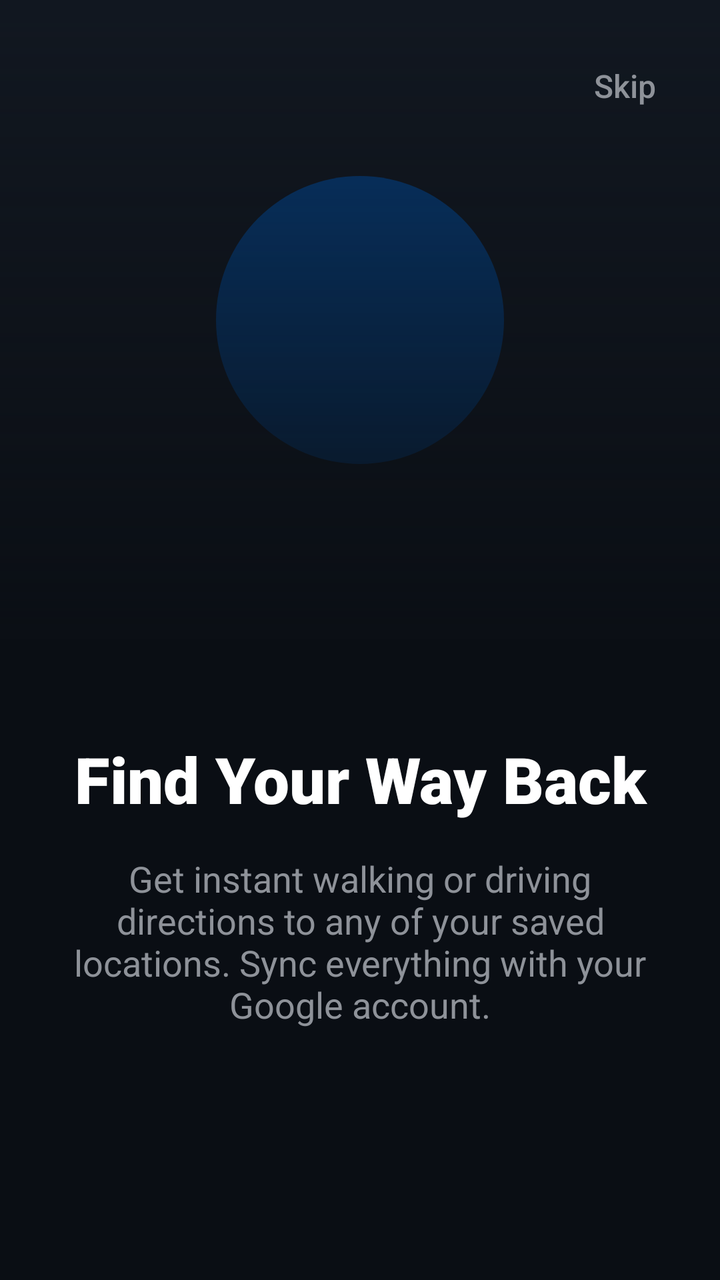
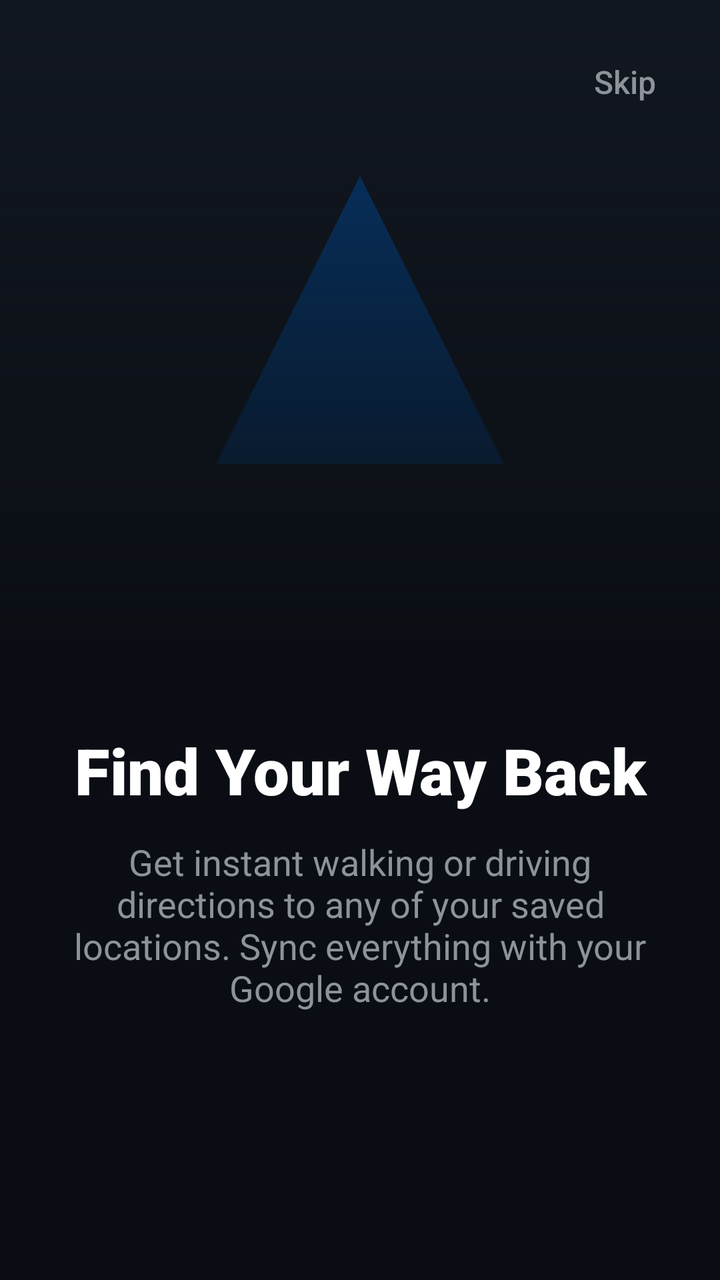

The first picture is an Android layout as it rendered before a commit; the second is the same layout after the commit. The layout source and the unified diff follow.
<!-- AndroidManifest.xml: application theme Theme.WhereIsMyCar -->
<!-- res/layout/item_onboarding_1.xml -->
<androidx.constraintlayout.widget.ConstraintLayout
    xmlns:android="http://schemas.android.com/apk/res/android"
    xmlns:app="http://schemas.android.com/apk/res-auto"
    android:layout_width="match_parent"
    android:layout_height="match_parent"
    android:background="#0A0E14">

    <ImageView
        android:id="@+id/onboarding_image"
        android:layout_width="match_parent"
        android:layout_height="0dp"
        android:contentDescription="@string/todo"
        android:src="@drawable/img_onboarding_3"
        android:scaleType="centerCrop"
        android:alpha="0.4"
        app:layout_constraintHeight_percent="0.5"
        app:layout_constraintTop_toTopOf="parent" />

    <View
        android:layout_width="match_parent"
        android:layout_height="0dp"
        android:background="@drawable/bg_gradient_fade"
        app:layout_constraintTop_toTopOf="@id/onboarding_image"
        app:layout_constraintBottom_toBottomOf="@id/onboarding_image" />

    <TextView
        android:id="@+id/onboarding_skip"
        android:layout_width="wrap_content"
        android:layout_height="wrap_content"
        android:layout_margin="24dp"
        android:text="@string/skip"
        android:textColor="@color/text_secondary"
        android:textSize="16sp"
        android:fontFamily="sans-serif-medium"
        android:padding="8dp"
        app:layout_constraintTop_toTopOf="parent"
        app:layout_constraintEnd_toEndOf="parent" />

    <TextView
        android:id="@+id/onboarding_text"
        android:layout_width="0dp"
        android:layout_height="wrap_content"
        android:layout_marginHorizontal="32dp"
        android:layout_marginTop="48dp"
        android:text="@string/onboarding_title_1"
        android:textColor="#FFFFFF"
        android:textSize="32sp"
        android:fontFamily="sans-serif-black"
        android:gravity="center"
        app:layout_constraintTop_toBottomOf="@id/onboarding_image"
        app:layout_constraintStart_toStartOf="parent"
        app:layout_constraintEnd_toEndOf="parent" />

    <TextView
        android:id="@+id/onboarding_description"
        android:layout_width="0dp"
        android:layout_height="wrap_content"
        android:layout_marginHorizontal="32dp"
        android:layout_marginTop="16dp"
        android:text="@string/onboarding_description_1"
        android:textColor="#8E9299"
        android:textSize="18sp"
        android:gravity="center"
        app:layout_constraintTop_toBottomOf="@id/onboarding_text"
        app:layout_constraintStart_toStartOf="parent"
        app:layout_constraintEnd_toEndOf="parent" />

</androidx.constraintlayout.widget.ConstraintLayout>
<!-- resources referenced by this layout -->
<resources>
  <color name="text_secondary">#8E9299</color>
  <!-- drawable bg_gradient_fade (drawable) -->
  <shape xmlns:android="http://schemas.android.com/apk/res/android">
      <gradient
          android:angle="270"
          android:endColor="@color/bg_dark"
          android:startColor="@android:color/transparent" />
  </shape>
  <!-- drawable img_onboarding_3 (drawable) -->
  <vector xmlns:android="http://schemas.android.com/apk/res/android"
      android:width="200dp"
      android:height="200dp"
      android:viewportWidth="200"
      android:viewportHeight="200">
      <path
          android:fillColor="#1C2633"
          android:pathData="M0,0h200v200h-200z"/>
      <path
          android:fillColor="#007AFF"
          android:pathData="M100,100m-40,0a40,40 0,1 1,80 0a40,40 0,1 1,-80 0"/>
  </vector>
  <string name="onboarding_description_1">Get instant walking or driving directions to any of your saved locations. Sync everything with your Google account.</string>
  <string name="onboarding_title_1">Find Your Way Back</string>
  <string name="skip">Skip</string>
  <string name="todo">TODO</string>
  <style name="Theme.WhereIsMyCar" parent="Base.Theme.WhereIsMyCar" />
  <color name="bg_dark">#0A0E14</color>
  <style name="Base.Theme.WhereIsMyCar" parent="Theme.Material3.DayNight.NoActionBar">
          
          
      </style>
</resources>

<!-- the commit's change to res/layout/item_onboarding_1.xml (unified diff, before → after) -->
@@ -1,3 +1,4 @@
+<?xml version="1.0" encoding="utf-8"?>
 <androidx.constraintlayout.widget.ConstraintLayout
     xmlns:android="http://schemas.android.com/apk/res/android"
     xmlns:app="http://schemas.android.com/apk/res-auto"
@@ -10,7 +11,7 @@
         android:layout_width="match_parent"
         android:layout_height="0dp"
         android:contentDescription="@string/todo"
-        android:src="@drawable/img_onboarding_3"
+        android:src="@drawable/img_onboarding_1"
         android:scaleType="centerCrop"
         android:alpha="0.4"
         app:layout_constraintHeight_percent="0.5"
@@ -33,6 +34,7 @@
         android:textSize="16sp"
         android:fontFamily="sans-serif-medium"
         android:padding="8dp"
+        android:includeFontPadding="false"
         app:layout_constraintTop_toTopOf="parent"
         app:layout_constraintEnd_toEndOf="parent" />
 
@@ -47,6 +49,7 @@
         android:textSize="32sp"
         android:fontFamily="sans-serif-black"
         android:gravity="center"
+        android:includeFontPadding="false"
         app:layout_constraintTop_toBottomOf="@id/onboarding_image"
         app:layout_constraintStart_toStartOf="parent"
         app:layout_constraintEnd_toEndOf="parent" />
@@ -61,6 +64,7 @@
         android:textColor="#8E9299"
         android:textSize="18sp"
         android:gravity="center"
+        android:includeFontPadding="false"
         app:layout_constraintTop_toBottomOf="@id/onboarding_text"
         app:layout_constraintStart_toStartOf="parent"
         app:layout_constraintEnd_toEndOf="parent" />
<!-- resource entries referenced after the edit -->
@@ -8,7 +8,7 @@
           android:endColor="@color/bg_dark"
           android:startColor="@android:color/transparent" />
   </shape>
-  <!-- drawable img_onboarding_3 (drawable) -->
+  <!-- drawable img_onboarding_1 (drawable) -->
   <vector xmlns:android="http://schemas.android.com/apk/res/android"
       android:width="200dp"
       android:height="200dp"
@@ -19,7 +19,7 @@
           android:pathData="M0,0h200v200h-200z"/>
       <path
           android:fillColor="#007AFF"
-          android:pathData="M100,100m-40,0a40,40 0,1 1,80 0a40,40 0,1 1,-80 0"/>
+          android:pathData="M100,60l40,80h-80z"/>
   </vector>
   <string name="onboarding_description_1">Get instant walking or driving directions to any of your saved locations. Sync everything with your Google account.</string>
   <string name="onboarding_title_1">Find Your Way Back</string>
